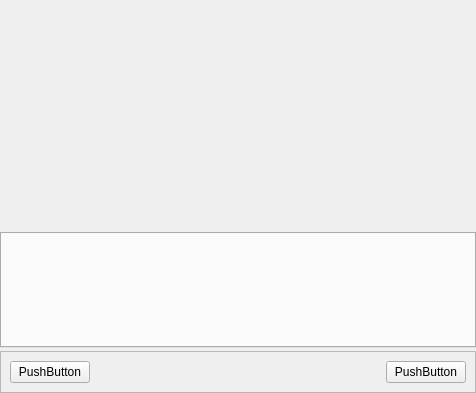
Old version of the form pymdwizard/gui/ui_files/repeating_element.ui in the repository DOI-USGS/fort-pymdwizard.
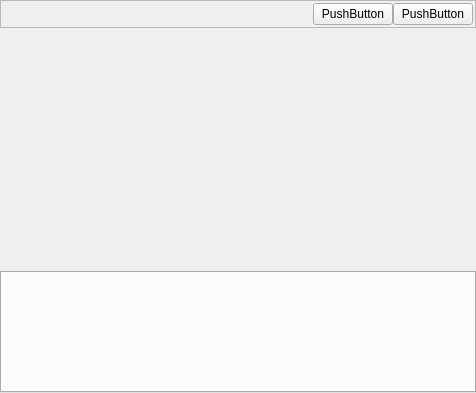
New version of the form.

What changed in the file:
```diff
--- a/pymdwizard/gui/ui_files/repeating_element.ui
+++ b/pymdwizard/gui/ui_files/repeating_element.ui
@@ -34,6 +34,70 @@
      <property name="spacing">
       <number>0</number>
      </property>
+     <item>
+      <widget class="QFrame" name="button_frame">
+       <property name="frameShape">
+        <enum>QFrame::StyledPanel</enum>
+       </property>
+       <property name="frameShadow">
+        <enum>QFrame::Raised</enum>
+       </property>
+       <layout class="QHBoxLayout" name="horizontalLayout">
+        <property name="spacing">
+         <number>0</number>
+        </property>
+        <property name="leftMargin">
+         <number>2</number>
+        </property>
+        <property name="topMargin">
+         <number>2</number>
+        </property>
+        <property name="rightMargin">
+         <number>2</number>
+        </property>
+        <property name="bottomMargin">
+         <number>2</number>
+        </property>
+        <item>
+         <widget class="QLabel" name="italic_label">
+          <property name="styleSheet">
+           <string notr="true">font: italic;</string>
+          </property>
+          <property name="text">
+           <string/>
+          </property>
+         </widget>
+        </item>
+        <item>
+         <spacer name="horizontalSpacer">
+          <property name="orientation">
+           <enum>Qt::Horizontal</enum>
+          </property>
+          <property name="sizeHint" stdset="0">
+           <size>
+            <width>315</width>
+            <height>20</height>
+           </size>
+          </property>
+         </spacer>
+        </item>
+        <item>
+         <widget class="QPushButton" name="addAnother">
+          <property name="text">
+           <string>PushButton</string>
+          </property>
+         </widget>
+        </item>
+        <item>
+         <widget class="QPushButton" name="popOff">
+          <property name="text">
+           <string>PushButton</string>
+          </property>
+         </widget>
+        </item>
+       </layout>
+      </widget>
+     </item>
      <item>
       <widget class="QScrollArea" name="vertical_scroll">
        <property name="frameShape">
@@ -51,7 +115,7 @@
           <x>0</x>
           <y>0</y>
           <width>474</width>
-          <height>115</height>
+          <height>121</height>
          </rect>
         </property>
         <layout class="QVBoxLayout" name="vertical_layout_2">
@@ -104,7 +168,7 @@
           <x>0</x>
           <y>0</y>
           <width>474</width>
-          <height>115</height>
+          <height>120</height>
          </rect>
         </property>
         <layout class="QHBoxLayout" name="horizontalLayout_2">
@@ -137,45 +201,6 @@
      </item>
     </layout>
    </item>
-   <item>
-    <widget class="QFrame" name="button_frame">
-     <property name="frameShape">
-      <enum>QFrame::StyledPanel</enum>
-     </property>
-     <property name="frameShadow">
-      <enum>QFrame::Raised</enum>
-     </property>
-     <layout class="QHBoxLayout" name="horizontalLayout">
-      <item>
-       <widget class="QPushButton" name="popOff">
-        <property name="text">
-         <string>PushButton</string>
-        </property>
-       </widget>
-      </item>
-      <item>
-       <spacer name="horizontalSpacer">
-        <property name="orientation">
-         <enum>Qt::Horizontal</enum>
-        </property>
-        <property name="sizeHint" stdset="0">
-         <size>
-          <width>291</width>
-          <height>20</height>
-         </size>
-        </property>
-       </spacer>
-      </item>
-      <item>
-       <widget class="QPushButton" name="addAnother">
-        <property name="text">
-         <string>PushButton</string>
-        </property>
-       </widget>
-      </item>
-     </layout>
-    </widget>
-   </item>
   </layout>
  </widget>
  <resources/>
```
